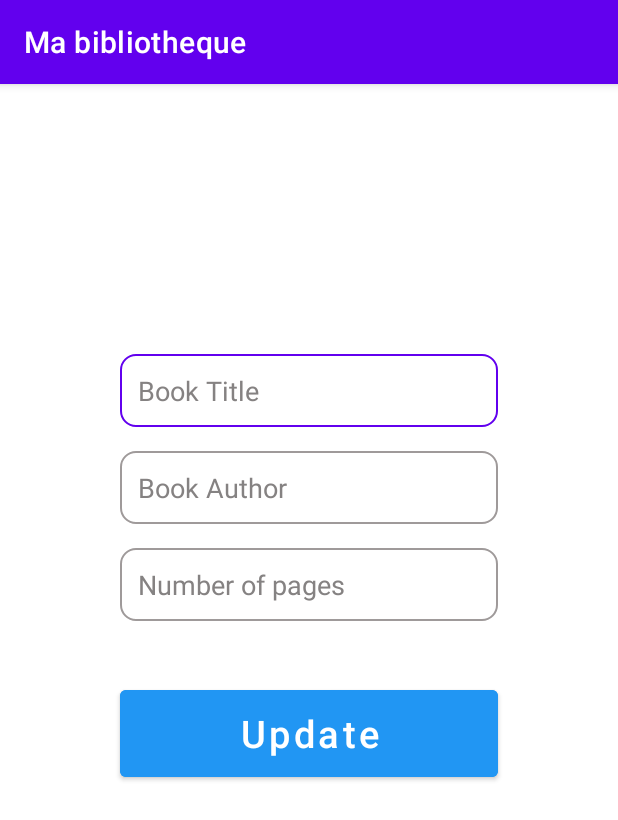
After one commit to exark/Ma_bibliotheque, an Android app: the UpdateActivity screen opened directly, with no data from a screen before it, on a phone screen of 412 x 824 dp. The commit adds this screen. Shown: the top 820 px of the screen. Run offline under Robolectric (Android 15) with nearby library versions, the phone set to English and light mode, and no system bars.

Commit message:
update activity

```diff
--- a/app/src/main/AndroidManifest.xml
+++ b/app/src/main/AndroidManifest.xml
@@ -9,6 +9,9 @@
         android:roundIcon="@mipmap/ic_launcher_round"
         android:supportsRtl="true"
         android:theme="@style/Theme.MaBibliotheque">
+        <activity
+            android:name=".UpdateActivity"
+            android:exported="false" />
         <activity
             android:name=".AddActivity"
             android:label="Add Book"
--- /dev/null
+++ b/app/src/main/java/com/example/mabibliotheque/UpdateActivity.java
@@ -0,0 +1,61 @@
+package com.example.mabibliotheque;
+
+import androidx.appcompat.app.AppCompatActivity;
+
+import android.os.Bundle;
+import android.view.View;
+import android.widget.Button;
+import android.widget.EditText;
+import android.widget.Toast;
+
+public class UpdateActivity extends AppCompatActivity {
+
+    EditText title_input, author_input, pages_input;
+    Button update_button;
+
+    String id, title, author, pages;
+
+    @Override
+    protected void onCreate(Bundle savedInstanceState) {
+        super.onCreate(savedInstanceState);
+        setContentView(R.layout.activity_update);
+
+        title_input = findViewById(R.id.title_input2);
+        author_input = findViewById(R.id.author_input2);
+        pages_input = findViewById(R.id.pages_input2);
+        update_button = findViewById(R.id.update_button);
+
+        //First we call this
+        getAndSetIntentData();
+
+        update_button.setOnClickListener(new View.OnClickListener() {
+            @Override
+            public void onClick(View v) {
+                //And only then we call this
+                MyDataBaseHelper myDB = new MyDataBaseHelper(UpdateActivity.this);
+                myDB.updateData(id, title, author, pages);
+            }
+        });
+
+
+
+    }
+
+    void getAndSetIntentData(){
+        if(getIntent().hasExtra("id") && getIntent().hasExtra("title") &&
+        getIntent().hasExtra("author") && getIntent().hasExtra("pages")) {
+            //getting Data from Intent
+            id = getIntent().getStringExtra("id");
+            title = getIntent().getStringExtra("title");
+            author = getIntent().getStringExtra("author");
+            pages = getIntent().getStringExtra("pages");
+
+            //setting Intent Data
+            title_input.setText(title);
+            author_input.setText(author);
+            pages_input.setText(pages);
+        }else{
+            Toast.makeText(this, "No data.", Toast.LENGTH_SHORT).show();
+        }
+    }
+}
--- /dev/null
+++ b/app/src/main/res/layout/activity_update.xml
@@ -0,0 +1,95 @@
+<?xml version="1.0" encoding="utf-8"?>
+<androidx.constraintlayout.widget.ConstraintLayout xmlns:android="http://schemas.android.com/apk/res/android"
+    xmlns:app="http://schemas.android.com/apk/res-auto"
+    xmlns:tools="http://schemas.android.com/tools"
+    android:layout_width="match_parent"
+    android:layout_height="match_parent"
+    android:background="#FFFFFF"
+    android:padding="30dp"
+    tools:context=".AddActivity">
+
+    <EditText
+        android:id="@+id/title_input2"
+        android:layout_width="match_parent"
+        android:layout_height="wrap_content"
+        android:layout_marginStart="50dp"
+        android:layout_marginTop="150dp"
+        android:layout_marginEnd="50dp"
+        android:background="@drawable/custom_input"
+        android:ems="10"
+        android:hint="Book Title"
+        android:inputType="textPersonName"
+        android:padding="12dp"
+        android:paddingEnd="12dp"
+        android:textColor="#000000"
+        android:textColorHighlight="#000000"
+        android:textColorHint="#858282"
+        android:visibility="visible"
+        app:barrierMargin="@dimen/cardview_default_elevation"
+        app:layout_constraintEnd_toEndOf="parent"
+        app:layout_constraintStart_toStartOf="parent"
+        app:layout_constraintTop_toTopOf="parent" />
+
+    <EditText
+        android:id="@+id/author_input2"
+        android:layout_width="match_parent"
+        android:layout_height="wrap_content"
+        android:layout_marginStart="50dp"
+        android:layout_marginTop="16dp"
+        android:layout_marginEnd="50dp"
+        android:background="@drawable/custom_input"
+        android:ems="10"
+        android:hint="Book Author"
+        android:inputType="textPersonName"
+        android:padding="12dp"
+        android:paddingEnd="12dp"
+        android:textColor="#000000"
+        android:textColorHighlight="#000000"
+        android:textColorHint="#858282"
+        android:visibility="visible"
+        app:barrierMargin="@dimen/cardview_default_elevation"
+        app:layout_constraintEnd_toEndOf="parent"
+        app:layout_constraintStart_toStartOf="parent"
+        app:layout_constraintTop_toBottomOf="@+id/title_input2" />
+
+    <EditText
+        android:id="@+id/pages_input2"
+        android:layout_width="match_parent"
+        android:layout_height="wrap_content"
+        android:layout_marginStart="50dp"
+        android:layout_marginTop="16dp"
+        android:layout_marginEnd="50dp"
+        android:background="@drawable/custom_input"
+        android:ems="10"
+        android:hint="Number of pages"
+        android:inputType="number"
+        android:padding="12dp"
+        android:paddingEnd="12dp"
+        android:textColor="#000000"
+        android:textColorHighlight="#000000"
+        android:textColorHint="#858282"
+        android:visibility="visible"
+        app:barrierMargin="@dimen/cardview_default_elevation"
+        app:layout_constraintEnd_toEndOf="parent"
+        app:layout_constraintStart_toStartOf="parent"
+        app:layout_constraintTop_toBottomOf="@+id/author_input2" />
+
+    <Button
+        android:id="@+id/update_button"
+        android:layout_width="match_parent"
+        android:layout_height="70dp"
+        android:layout_marginStart="50dp"
+        android:layout_marginTop="40dp"
+        android:layout_marginEnd="50dp"
+        android:backgroundTint="#2196F3"
+        android:backgroundTintMode="add"
+        android:text="Update"
+        android:textAllCaps="false"
+        android:textColor="#FFFFFF"
+        android:textSize="25sp"
+        android:visibility="visible"
+        app:iconTint="#000000"
+        app:layout_constraintEnd_toEndOf="parent"
+        app:layout_constraintStart_toStartOf="parent"
+        app:layout_constraintTop_toBottomOf="@+id/pages_input2" />
+</androidx.constraintlayout.widget.ConstraintLayout>
--- a/app/src/main/res/layout/my_row.xml
+++ b/app/src/main/res/layout/my_row.xml
@@ -4,7 +4,8 @@
     xmlns:tools="http://schemas.android.com/tools"
     android:layout_width="match_parent"
     android:layout_height="wrap_content"
-    android:orientation="vertical">
+    android:orientation="vertical"
+    android:id="@+id/mainLayout">
 
     <androidx.cardview.widget.CardView
         android:layout_width="match_parent"
```
Also changed, not shown: app/src/main/java/com/example/mabibliotheque/CustomAdapter.java (+21 -6 lines), app/src/main/java/com/example/mabibliotheque/MainActivity.java (+10 -1 lines), app/src/main/java/com/example/mabibliotheque/MyDataBaseHelper.java (+15 -0 lines).
